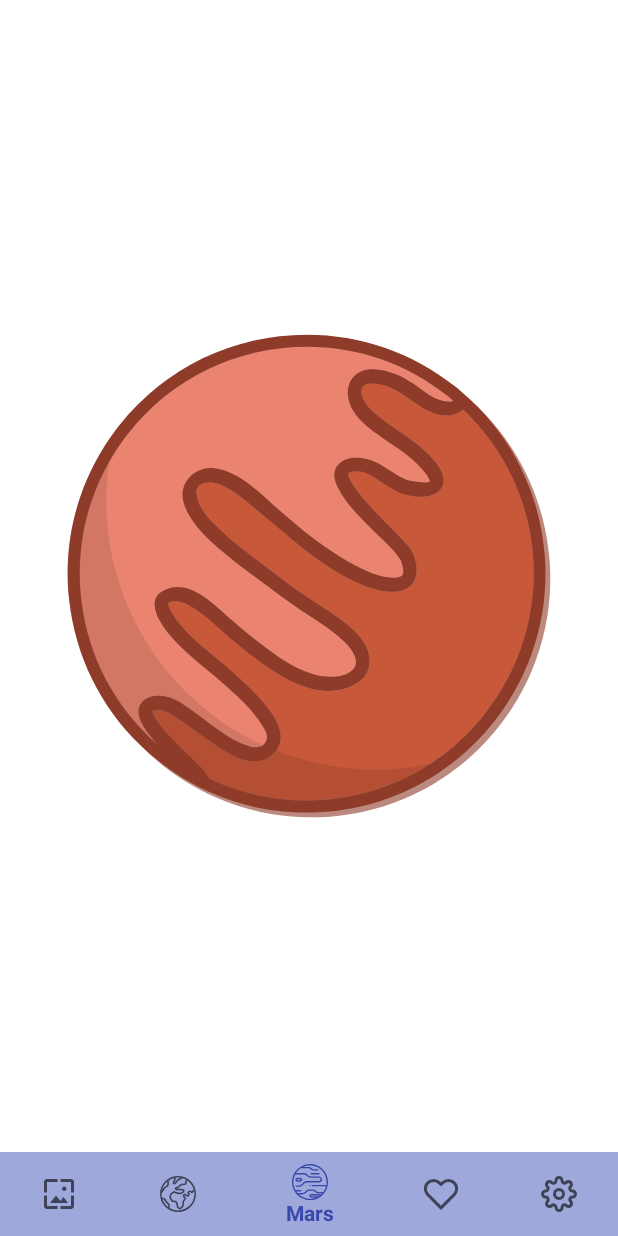
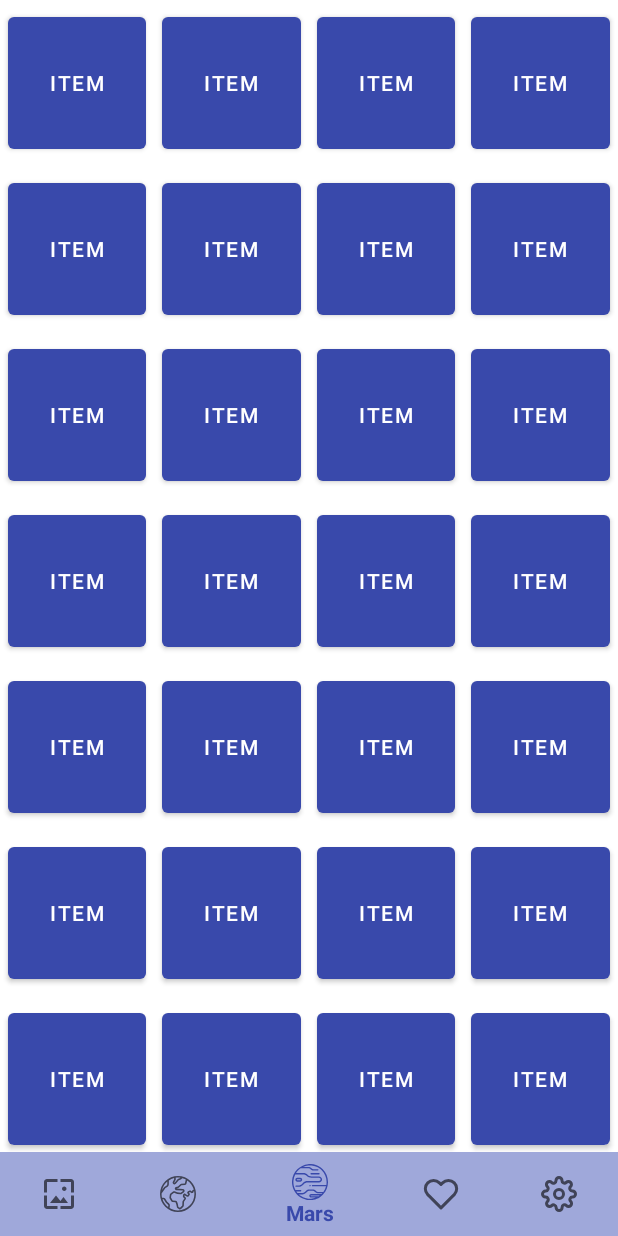
Before and after one commit to MatUHub/MaterialDesignLesson, an Android app: the screen it shows after launch (MainActivity), item 3 of the bottom bar chosen, on a phone screen of 412 x 824 dp. Run offline under Robolectric (Android 15) with nearby library versions, the phone set to English and light mode, and no system bars; pictures from the network do not load; Roboto replaces fonts that are not available here.

Commit message:
[Lesson 5] создали таблицу кнопок в MarsFragment

```diff
--- a/app/src/main/java/com/example/materialdesignlesson/view/main/MarsFragment.kt
+++ b/app/src/main/java/com/example/materialdesignlesson/view/main/MarsFragment.kt
@@ -1,14 +1,47 @@
 package com.example.materialdesignlesson.view.main
 
+import android.os.Bundle
+import android.view.LayoutInflater
+import android.view.View
+import android.view.ViewGroup
+import androidx.recyclerview.widget.RecyclerView
+import com.example.materialdesignlesson.R
 import com.example.materialdesignlesson.databinding.FragmentMarsBinding
 import com.example.materialdesignlesson.view.BaseFragment
 import com.example.materialdesignlesson.view.viewpager.ViewPagerFragment
 
 class MarsFragment : BaseFragment<FragmentMarsBinding>(FragmentMarsBinding::inflate) {
 
+    override fun onViewCreated(view: View, savedInstanceState: Bundle?) {
+        super.onViewCreated(view, savedInstanceState)
+        binding.recyclerView.adapter = MyAdapter()
+
+    }
+
     companion object {
         //@JvmStatic указывает о статическом поле, без учета companion object
         @JvmStatic
         fun newInstance() = MarsFragment()
     }
+
+    class MyAdapter: RecyclerView.Adapter<MyAdapter.MyViewHolder>() {
+
+        class MyViewHolder(view: View): RecyclerView.ViewHolder(view){
+
+        }
+
+        override fun onCreateViewHolder(parent: ViewGroup, viewType: Int): MyViewHolder {
+            return MyViewHolder(LayoutInflater.from(parent.context).inflate(R.layout.recycler_item_animation, parent, false))
+        }
+
+        override fun onBindViewHolder(holder: MyViewHolder, position: Int) {
+         holder.itemView.setOnClickListener{
+
+         }
+        }
+
+        override fun getItemCount(): Int {
+            return 32
+        }
+    }
 }
--- a/app/src/main/res/layout/fragment_mars.xml
+++ b/app/src/main/res/layout/fragment_mars.xml
@@ -1,11 +1,15 @@
 <?xml version="1.0" encoding="utf-8"?>
-<androidx.constraintlayout.widget.ConstraintLayout xmlns:android="http://schemas.android.com/apk/res/android"
+<LinearLayout xmlns:android="http://schemas.android.com/apk/res/android"
     android:layout_width="match_parent"
-    android:layout_height="match_parent">
-    <androidx.appcompat.widget.AppCompatImageView
+    android:layout_height="match_parent"
+    android:orientation="vertical"
+    xmlns:app="http://schemas.android.com/apk/res-auto">
+    <androidx.recyclerview.widget.RecyclerView
+        android:id="@+id/recyclerView"
         android:layout_width="match_parent"
         android:layout_height="match_parent"
-        android:src="@drawable/pic_mars"
+        app:layoutManager="androidx.recyclerview.widget.GridLayoutManager"
+        app:spanCount="4"
         />
 
-</androidx.constraintlayout.widget.ConstraintLayout>
+</LinearLayout>
--- /dev/null
+++ b/app/src/main/res/layout/recycler_item_animation.xml
@@ -0,0 +1,10 @@
+<?xml version="1.0" encoding="utf-8"?>
+<Button xmlns:android="http://schemas.android.com/apk/res/android"
+    android:id="@+id/animItem"
+    android:layout_width="match_parent"
+    android:layout_height="100dp"
+    android:layout_weight="1"
+    android:layout_margin="5dp"
+    android:text="item">
+
+</Button>
```
